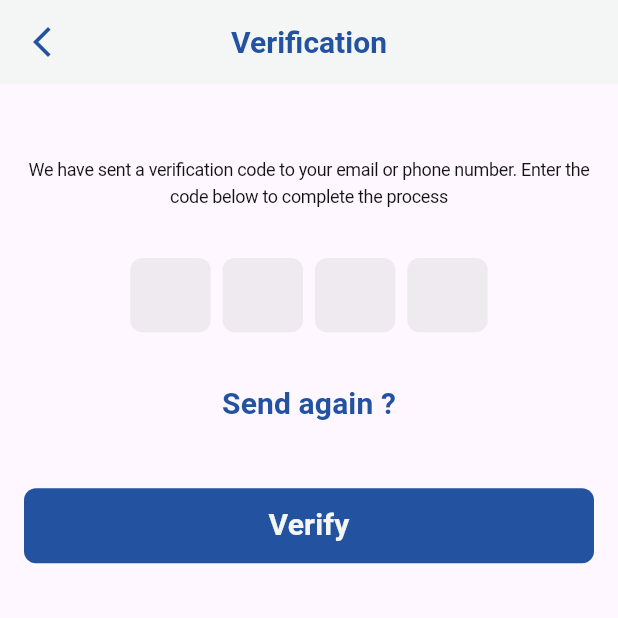
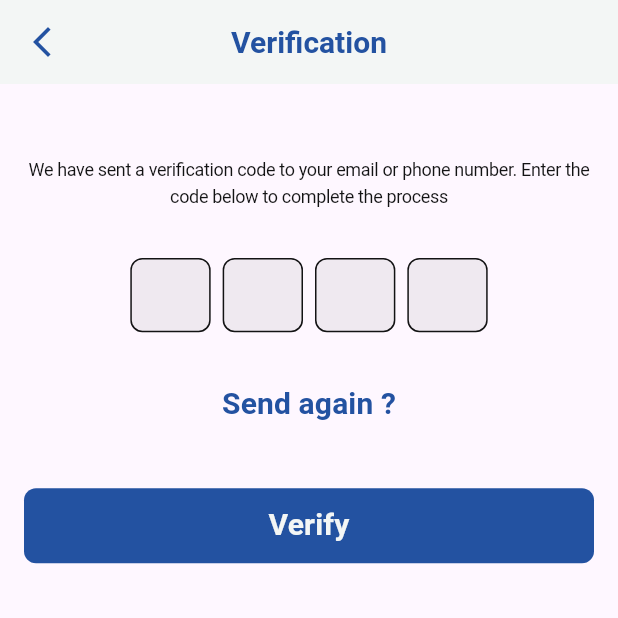
Before and after one commit to BaselHegazi226/Road-Man-Project-Repo, a Flutter app: the VerificationView screen opened directly, on a phone screen of 412 x 824 dp, the top half of it. Run offline on Flutter 3.47's test engine with Material 3 defaults, Android fonts, the phone set to English and light mode, and no system bars; drawn by our look-alikes of pinput; our stand-ins replace awesome_dialog, dartz, flutter_svg, font_awesome_flutter, get_it, go_router; Roboto replaces fonts that are missing (afacad).

Commit message:
change the text color and border color to ( Color textColor = kAppPrimaryBlueColor,                                                 Color borderColor = kOtpPinThemeBorderColor,)

```diff
--- a/lib/core/helper/pin_themes.dart
+++ b/lib/core/helper/pin_themes.dart
@@ -1,6 +1,7 @@
 import 'package:dartz/dartz.dart';
 import 'package:flutter/material.dart';
 import 'package:pinput/pinput.dart';
+import 'package:road_man_project/core/helper/const_variables.dart';
 
 class HeightWidthPinPutOtp {
   static Tuple2<double, double> backSizeFun(BuildContext context) {
@@ -13,8 +14,8 @@ class HeightWidthPinPutOtp {
 class PinThemesPinPutOtpClass {
   static PinTheme customPinThemeFunc(
     BuildContext context, {
-    Color textColor = Colors.blueGrey,
-    Color borderColor = Colors.transparent,
+    Color textColor = kAppPrimaryBlueColor,
+    Color borderColor = kOtpPinThemeBorderColor,
     double borderRadius = 8,
   }) {
     return PinTheme(
@@ -28,13 +29,8 @@ class PinThemesPinPutOtpClass {
       ),
       decoration: BoxDecoration(
         color: Colors.grey.withAlpha(40),
-        border: Border.all(
-          width: 2,
-          color: borderColor,
-        ),
-        borderRadius: BorderRadius.circular(
-          borderRadius,
-        ),
+        border: Border.all(width: 1, color: borderColor),
+        borderRadius: BorderRadius.circular(borderRadius),
       ),
     );
   }
```
